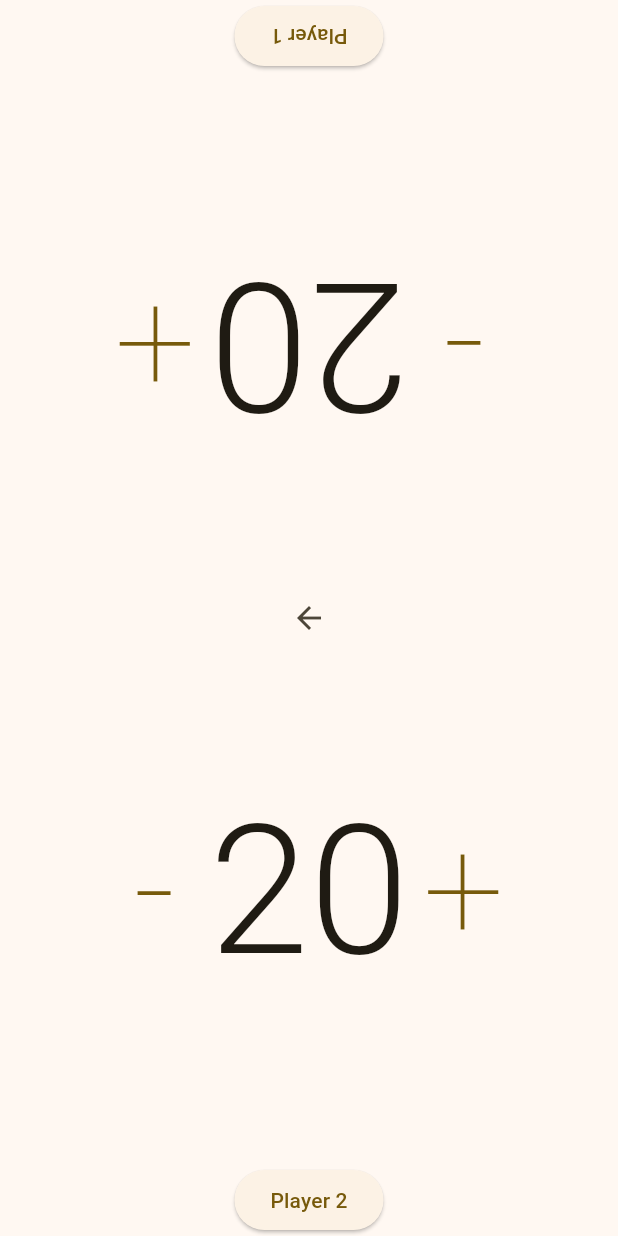
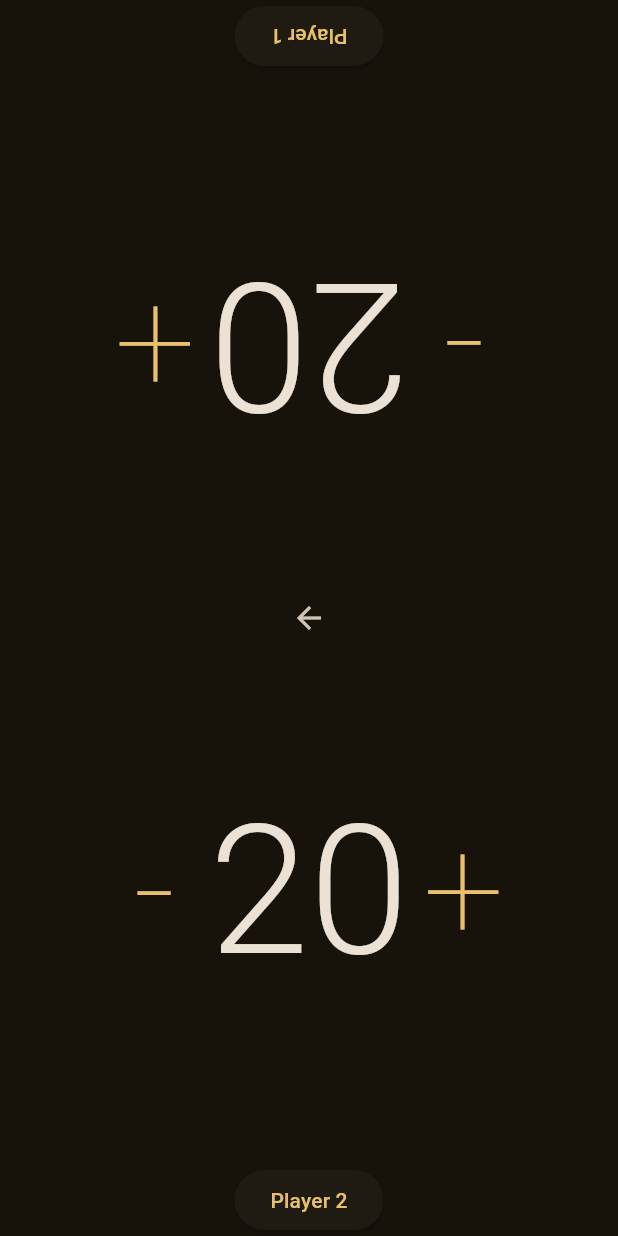
Before and after one commit to Zuramm/life_counter, a Flutter app: the screen it shows after launch, after a tap on "Start", on a phone screen of 412 x 824 dp. Run offline on Flutter 3.47's test engine with Material 3 defaults, Android fonts, the phone set to English and light mode, and no system bars.

Commit message:
make theme pure black

```diff
--- a/lib/main.dart
+++ b/lib/main.dart
@@ -16,14 +16,8 @@
         useMaterial3: true,
         colorScheme: ColorScheme.fromSeed(
           seedColor: Colors.amber,
-          brightness: Brightness.light,
-        ),
-      ),
-      darkTheme: ThemeData(
-        useMaterial3: true,
-        colorScheme: ColorScheme.fromSeed(
-          seedColor: Colors.amber,
           brightness: Brightness.dark,
+          background: Colors.black,
         ),
       ),
       home: const Settings(),
```
